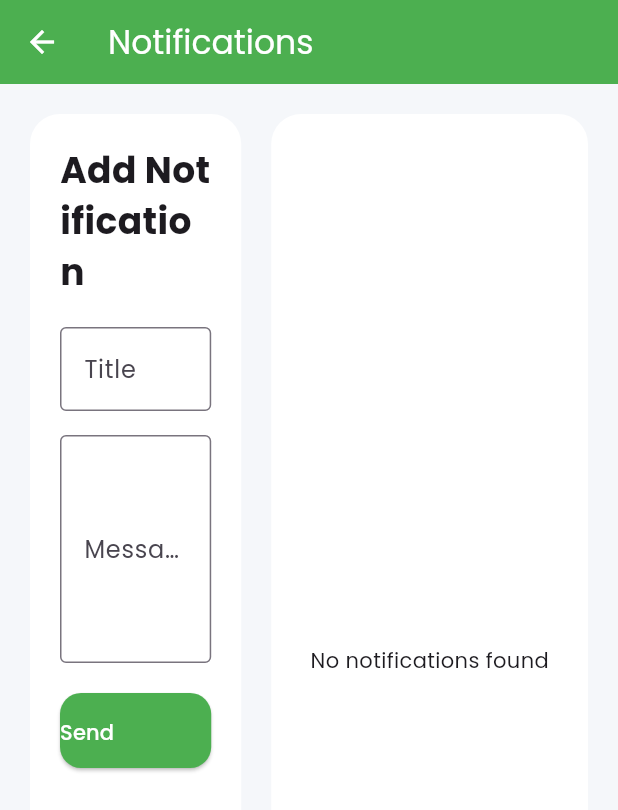
After one commit to tanveer-49/Moves_Uni_flutter-project, a Flutter app: the AdminDashboardScreen screen opened directly, after a tap on "Notifications", on a phone screen of 412 x 824 dp. The commit adds this screen. Shown: the top 810 px of the screen. Run offline on Flutter 3.47's test engine with Material 3 defaults, Android fonts, the phone set to English and light mode, and no system bars; our stand-ins replace cloud_firestore, firebase_auth, firebase_core, flutter_riverpod, google_fonts; accounts and stored records are empty.

Commit message:
Added Notifications System and Fixed Logout

```diff
--- /dev/null
+++ b/lib/core/services/notification_service.dart
@@ -0,0 +1,68 @@
+import 'package:cloud_firestore/cloud_firestore.dart';
+
+import '../../models/notification_model.dart';
+
+class NotificationService {
+
+  final FirebaseFirestore _firestore =
+      FirebaseFirestore.instance;
+
+  final String collection = 'notifications';
+
+  /// ADD NOTIFICATION
+  Future<void> addNotification(
+      NotificationModel notification,
+      ) async {
+
+    try {
+
+      await _firestore
+          .collection(collection)
+          .doc(notification.notificationId)
+          .set(notification.toMap());
+
+    } catch (e) {
+      rethrow;
+    }
+  }
+
+  /// DELETE NOTIFICATION
+  Future<void> deleteNotification(
+      String notificationId,
+      ) async {
+
+    try {
+
+      await _firestore
+          .collection(collection)
+          .doc(notificationId)
+          .delete();
+
+    } catch (e) {
+      rethrow;
+    }
+  }
+
+  /// GET NOTIFICATIONS
+  Stream<List<NotificationModel>>
+  getNotifications() {
+
+    return _firestore
+        .collection(collection)
+        .orderBy(
+      'createdAt',
+      descending: true,
+    )
+        .snapshots()
+        .map((snapshot) {
+
+      return snapshot.docs.map((doc) {
+
+        return NotificationModel.fromMap(
+          doc.data(),
+        );
+
+      }).toList();
+    });
+  }
+}
--- a/lib/features/admin_panel/admin_dashboard.dart
+++ b/lib/features/admin_panel/admin_dashboard.dart
@@ -1,8 +1,11 @@
 import 'package:flutter/material.dart';
+import 'package:firebase_auth/firebase_auth.dart';
 
 import 'manage_users.dart';
 import 'manage_buses_screen.dart';
 import 'manage_routes_screen.dart';
+import 'notifications_screen.dart';
+import 'admin_login.dart';  // ✅ CHANGE: admin_login import karo
 
 class AdminDashboardScreen extends StatelessWidget {
   const AdminDashboardScreen({super.key});
@@ -27,9 +30,10 @@ class AdminDashboardScreen extends StatelessWidget {
                   ),
                 ),
                 const SizedBox(height: 30),
+
+                // Manage Users
                 ListTile(
-                  leading:
-                  const Icon(Icons.people, color: Colors.white),
+                  leading: const Icon(Icons.people, color: Colors.white),
                   title: const Text(
                     'Manage Users',
                     style: TextStyle(color: Colors.white),
@@ -43,9 +47,10 @@ class AdminDashboardScreen extends StatelessWidget {
                     );
                   },
                 ),
+
+                // Manage Buses
                 ListTile(
-                  leading:
-                  const Icon(Icons.directions_bus, color: Colors.white),
+                  leading: const Icon(Icons.directions_bus, color: Colors.white),
                   title: const Text(
                     'Manage Buses',
                     style: TextStyle(color: Colors.white),
@@ -59,6 +64,8 @@ class AdminDashboardScreen extends StatelessWidget {
                     );
                   },
                 ),
+
+                // Manage Routes
                 ListTile(
                   leading: const Icon(Icons.route, color: Colors.white),
                   title: const Text(
@@ -71,6 +78,68 @@ class AdminDashboardScreen extends StatelessWidget {
                       MaterialPageRoute(
                         builder: (_) => const ManageRoutesScreen(),
                       ),
+                    );
+                  },
+                ),
+
+                // Notifications
+                ListTile(
+                  leading: const Icon(Icons.notifications, color: Colors.white),
+                  title: const Text(
+                    'Notifications',
+                    style: TextStyle(color: Colors.white),
+                  ),
+                  onTap: () {
+                    Navigator.push(
+                      context,
+                      MaterialPageRoute(
+                        builder: (_) => const NotificationsScreen(),
+                      ),
+                    );
+                  },
+                ),
+
+                // Logout Option
+                ListTile(
+                  leading: const Icon(Icons.logout, color: Colors.red),
+                  title: const Text(
+                    'Logout',
+                    style: TextStyle(color: Colors.red),
+                  ),
+                  onTap: () {
+                    showDialog(
+                      context: context,
+                      builder: (context) {
+                        return AlertDialog(
+                          title: const Text('Logout'),
+                          content: const Text('Are you sure you want to logout?'),
+                          actions: [
+                            TextButton(
+                              onPressed: () => Navigator.pop(context),
+                              child: const Text('Cancel'),
+                            ),
+                            ElevatedButton(
+                              onPressed: () async {
+                                await FirebaseAuth.instance.signOut();
+                                if (context.mounted) {
+                                  // ✅ CHANGE: AdminLoginScreen use karo
+                                  Navigator.pushAndRemoveUntil(
+                                    context,
+                                    MaterialPageRoute(
+                                      builder: (_) => const AdminLoginScreen(),  // Admin login
+                                    ),
+                                        (route) => false,
+                                  );
+                                }
+                              },
+                              style: ElevatedButton.styleFrom(
+                                backgroundColor: Colors.red,
+                              ),
+                              child: const Text('Logout'),
+                            ),
+                          ],
+                        );
+                      },
                     );
                   },
                 ),
--- /dev/null
+++ b/lib/features/admin_panel/notifications_screen.dart
@@ -0,0 +1,407 @@
+import 'package:flutter/material.dart';
+import 'package:uuid/uuid.dart';
+
+import '../../core/services/notification_service.dart';
+import '../../models/notification_model.dart';
+
+class NotificationsScreen extends StatefulWidget {
+  const NotificationsScreen({super.key});
+
+  @override
+  State<NotificationsScreen> createState() =>
+      _NotificationsScreenState();
+}
+
+class _NotificationsScreenState
+    extends State<NotificationsScreen> {
+
+  final NotificationService _service =
+  NotificationService();
+
+  final titleController =
+  TextEditingController();
+
+  final messageController =
+  TextEditingController();
+
+  bool isLoading = false;
+
+  /// ADD NOTIFICATION
+  Future<void> addNotification() async {
+
+    if (titleController.text.trim().isEmpty ||
+        messageController.text.trim().isEmpty) {
+
+      showMessage('Please fill all fields');
+      return;
+    }
+
+    try {
+
+      setState(() {
+        isLoading = true;
+      });
+
+      final notification =
+      NotificationModel(
+        notificationId:
+        const Uuid().v4(),
+
+        title:
+        titleController.text.trim(),
+
+        message:
+        messageController.text.trim(),
+
+        createdAt: DateTime.now(),
+      );
+
+      await _service.addNotification(
+        notification,
+      );
+
+      titleController.clear();
+      messageController.clear();
+
+      showMessage(
+        'Notification Added',
+      );
+
+    } catch (e) {
+
+      showMessage(
+        e.toString(),
+      );
+
+    } finally {
+
+      setState(() {
+        isLoading = false;
+      });
+    }
+  }
+
+  /// DELETE NOTIFICATION
+  Future<void> deleteNotification(
+      String id,
+      ) async {
+
+    try {
+
+      await _service.deleteNotification(id);
+
+      showMessage(
+        'Notification Deleted',
+      );
+
+    } catch (e) {
+
+      showMessage(
+        e.toString(),
+      );
+    }
+  }
+
+  /// SNACKBAR
+  void showMessage(String message) {
+
+    ScaffoldMessenger.of(context)
+        .showSnackBar(
+      SnackBar(
+        content: Text(message),
+      ),
+    );
+  }
+
+  @override
+  Widget build(BuildContext context) {
+
+    return Scaffold(
+
+      backgroundColor:
+      const Color(0xffF5F7FA),
+
+      appBar: AppBar(
+        title:
+        const Text('Notifications'),
+        backgroundColor:
+        Colors.green,
+      ),
+
+      body: Padding(
+        padding:
+        const EdgeInsets.all(20),
+        child: Row(
+          crossAxisAlignment:
+          CrossAxisAlignment.start,
+          children: [
+
+            /// LEFT FORM
+            Expanded(
+              flex: 2,
+              child: Container(
+                padding:
+                const EdgeInsets.all(20),
+
+                decoration: BoxDecoration(
+                  color: Colors.white,
+                  borderRadius:
+                  BorderRadius.circular(
+                    20,
+                  ),
+                ),
+
+                child: Column(
+                  crossAxisAlignment:
+                  CrossAxisAlignment.start,
+                  children: [
+
+                    const Text(
+                      'Add Notification',
+                      style: TextStyle(
+                        fontSize: 24,
+                        fontWeight:
+                        FontWeight.bold,
+                      ),
+                    ),
+
+                    const SizedBox(
+                      height: 20,
+                    ),
+
+                    TextField(
+                      controller:
+                      titleController,
+
+                      decoration:
+                      const InputDecoration(
+                        labelText: 'Title',
+                        border:
+                        OutlineInputBorder(),
+                      ),
+                    ),
+
+                    const SizedBox(
+                      height: 16,
+                    ),
+
+                    TextField(
+                      controller:
+                      messageController,
+
+                      maxLines: 5,
+
+                      decoration:
+                      const InputDecoration(
+                        labelText:
+                        'Message',
+                        border:
+                        OutlineInputBorder(),
+                      ),
+                    ),
+
+                    const SizedBox(
+                      height: 20,
+                    ),
+
+                    SizedBox(
+                      width:
+                      double.infinity,
+                      height: 50,
+
+                      child:
+                      ElevatedButton(
+
+                        onPressed:
+                        isLoading
+                            ? null
+                            : addNotification,
+
+                        style:
+                        ElevatedButton.styleFrom(
+                          backgroundColor:
+                          Colors.green,
+                        ),
+
+                        child:
+                        isLoading
+                            ? const CircularProgressIndicator(
+                          color:
+                          Colors.white,
+                        )
+                            : const Text(
+                          'Send Notification',
+                        ),
+                      ),
+                    ),
+                  ],
+                ),
+              ),
+            ),
+
+            const SizedBox(width: 20),
+
+            /// RIGHT LIST
+            Expanded(
+              flex: 3,
+              child: Container(
+                padding:
+                const EdgeInsets.all(
+                  20,
+                ),
+
+                decoration: BoxDecoration(
+                  color: Colors.white,
+                  borderRadius:
+                  BorderRadius.circular(
+                    20,
+                  ),
+                ),
+
+                child:
+                StreamBuilder<
+                    List<
+                        NotificationModel>>(
+                  stream: _service
+                      .getNotifications(),
+
+                  builder:
+                      (context, snapshot) {
+
+                    if (snapshot
+                        .connectionState ==
+                        ConnectionState
+                            .waiting) {
+
+                      return const Center(
+                        child:
+                        CircularProgressIndicator(),
+                      );
+                    }
+
+                    if (snapshot.hasError) {
+
+                      return Center(
+                        child: Text(
+                          snapshot.error
+                              .toString(),
+                        ),
+                      );
+                    }
+
+                    final notifications =
+                        snapshot.data ?? [];
+
+                    if (notifications
+                        .isEmpty) {
+
+                      return const Center(
+                        child: Text(
+                          'No notifications found',
+                        ),
+                      );
+                    }
+
+                    return ListView.builder(
+
+                      itemCount:
+                      notifications
+                          .length,
+
+                      itemBuilder:
+                          (context, index) {
+
+                        final notification =
+                        notifications[
+                        index];
+
+                        return Card(
+
+                          margin:
+                          const EdgeInsets.only(
+                            bottom: 12,
+                          ),
+
+                          child: ListTile(
+
+                            title: Text(
+                              notification
+                                  .title,
+
+                              style:
+                              const TextStyle(
+                                fontWeight:
+                                FontWeight
+                                    .bold,
+                              ),
+                            ),
+
+                            subtitle:
+                            Column(
+                              crossAxisAlignment:
+                              CrossAxisAlignment
+                                  .start,
+
+                              children: [
+
+                                const SizedBox(
+                                  height: 6,
+                                ),
+
+                                Text(
+                                  notification
+                                      .message,
+                                ),
+
+                                const SizedBox(
+                                  height: 8,
+                                ),
+
+                                Text(
+                                  notification
+                                      .createdAt
+                                      .toString(),
+
+                                  style:
+                                  const TextStyle(
+                                    fontSize:
+                                    12,
+                                    color:
+                                    Colors
+                                        .grey,
+                                  ),
+                                ),
+                              ],
+                            ),
+
+                            trailing:
+                            IconButton(
+                              icon:
+                              const Icon(
+                                Icons.delete,
+                                color:
+                                Colors.red,
+                              ),
+
+                              onPressed: () {
+
+                                deleteNotification(
+                                  notification
+                                      .notificationId,
+                                );
+                              },
+                            ),
+                          ),
+                        );
+                      },
+                    );
+                  },
+                ),
+              ),
+            ),
+          ],
+        ),
+      ),
+    );
+  }
+}
--- /dev/null
+++ b/lib/models/notification_model.dart
@@ -0,0 +1,34 @@
+class NotificationModel {
+  final String notificationId;
+  final String title;
+  final String message;
+  final DateTime createdAt;
+
+  NotificationModel({
+    required this.notificationId,
+    required this.title,
+    required this.message,
+    required this.createdAt,
+  });
+
+  factory NotificationModel.fromMap(
+      Map<String, dynamic> map,
+      ) {
+    return NotificationModel(
+      notificationId: map['notificationId'] ?? '',
+      title: map['title'] ?? '',
+      message: map['message'] ?? '',
+      createdAt:
+      map['createdAt'].toDate(),
+    );
+  }
+
+  Map<String, dynamic> toMap() {
+    return {
+      'notificationId': notificationId,
+      'title': title,
+      'message': message,
+      'createdAt': createdAt,
+    };
+  }
+}
```
